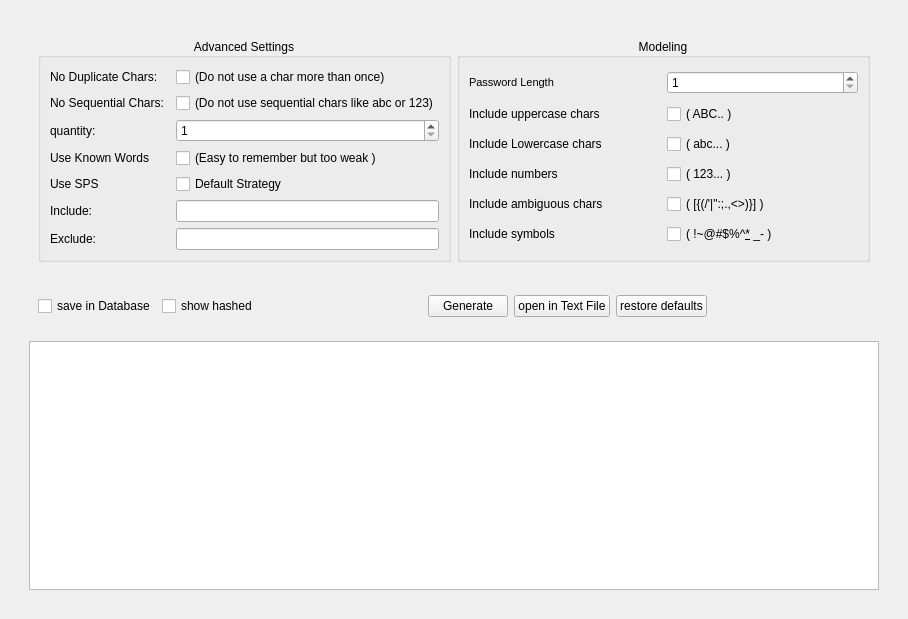
First picture: the form in GUI/generatortab.ui, repository pouyace/Password-Keeper, before the edit.
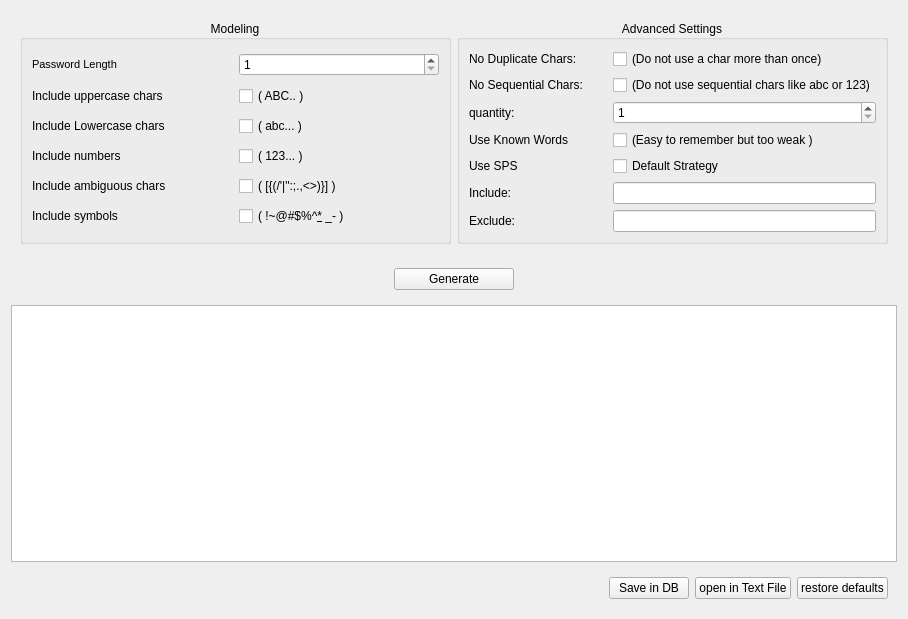
Second picture: the form after the edit.

Commit message: Version 1.5.1 | GeneratorTab styling | Table widget resizing bug was fized

What changed in the file:
```diff
--- a/GUI/generatortab.ui
+++ b/GUI/generatortab.ui
@@ -15,157 +15,11 @@
   </property>
   <layout class="QVBoxLayout" name="verticalLayout_4">
    <item>
-    <widget class="QWidget" name="mainWidget" native="true">
-     <layout class="QVBoxLayout" name="verticalLayout_3">
-      <item>
-       <widget class="QWidget" name="widget_4" native="true">
-        <layout class="QVBoxLayout" name="verticalLayout_2">
-         <item>
           <widget class="QWidget" name="infoWidget" native="true">
            <property name="class" stdset="0">
             <string>widget</string>
            </property>
            <layout class="QHBoxLayout" name="horizontalLayout_3">
-            <item>
-             <widget class="QGroupBox" name="advancedSettingsGroupBox">
-              <property name="title">
-               <string>Advanced Settings</string>
-              </property>
-              <property name="alignment">
-               <set>Qt::AlignCenter</set>
-              </property>
-              <layout class="QGridLayout" name="gridLayout_2">
-               <item row="3" column="0">
-                <widget class="QLabel" name="label_9">
-                 <property name="text">
-                  <string>Use Known Words</string>
-                 </property>
-                </widget>
-               </item>
-               <item row="2" column="1">
-                <widget class="QSpinBox" name="passwordCountSpinBox">
-                 <property name="sizePolicy">
-                  <sizepolicy hsizetype="Preferred" vsizetype="Fixed">
-                   <horstretch>0</horstretch>
-                   <verstretch>0</verstretch>
-                  </sizepolicy>
-                 </property>
-                 <property name="minimum">
-                  <number>1</number>
-                 </property>
-                </widget>
-               </item>
-               <item row="3" column="1">
-                <widget class="QCheckBox" name="knownWordsCheckBox">
-                 <property name="sizePolicy">
-                  <sizepolicy hsizetype="Maximum" vsizetype="Fixed">
-                   <horstretch>0</horstretch>
-                   <verstretch>0</verstretch>
-                  </sizepolicy>
-                 </property>
-                 <property name="text">
-                  <string>(Easy to remember but too weak )</string>
-                 </property>
-                </widget>
-               </item>
-               <item row="4" column="1">
-                <widget class="QCheckBox" name="SPSCheckBox">
-                 <property name="text">
-                  <string>Default Strategy</string>
-                 </property>
-                </widget>
-               </item>
-               <item row="5" column="0">
-                <widget class="QLabel" name="label_12">
-                 <property name="text">
-                  <string>Include:</string>
-                 </property>
-                </widget>
-               </item>
-               <item row="1" column="0">
-                <widget class="QLabel" name="label_7">
-                 <property name="text">
-                  <string>No Sequential Chars:</string>
-                 </property>
-                </widget>
-               </item>
-               <item row="4" column="0">
-                <widget class="QLabel" name="label_10">
-                 <property name="text">
-                  <string>Use SPS</string>
-                 </property>
-                </widget>
-               </item>
-               <item row="0" column="0">
-                <widget class="QLabel" name="label_6">
-                 <property name="text">
-                  <string>No Duplicate Chars:</string>
-                 </property>
-                </widget>
-               </item>
-               <item row="0" column="1">
-                <widget class="QCheckBox" name="duplicateCheckBox">
-                 <property name="sizePolicy">
-                  <sizepolicy hsizetype="Maximum" vsizetype="Fixed">
-                   <horstretch>0</horstretch>
-                   <verstretch>0</verstretch>
-                  </sizepolicy>
-                 </property>
-                 <property name="text">
-                  <string>(Do not use a char more than once)</string>
-                 </property>
-                </widget>
-               </item>
-               <item row="1" column="1">
-                <widget class="QCheckBox" name="sequentialCheckBox">
-                 <property name="sizePolicy">
-                  <sizepolicy hsizetype="Maximum" vsizetype="Fixed">
-                   <horstretch>0</horstretch>
-                   <verstretch>0</verstretch>
-                  </sizepolicy>
-                 </property>
-                 <property name="text">
-                  <string>(Do not use sequential chars like abc or 123)</string>
-                 </property>
-                </widget>
-               </item>
-               <item row="2" column="0">
-                <widget class="QLabel" name="label_8">
-                 <property name="text">
-                  <string>quantity:</string>
-                 </property>
-                </widget>
-               </item>
-               <item row="6" column="0">
-                <widget class="QLabel" name="label_13">
-                 <property name="text">
-                  <string>Exclude:</string>
-                 </property>
-                </widget>
-               </item>
-               <item row="5" column="1">
-                <widget class="QLineEdit" name="includeLineEdit">
-                 <property name="sizePolicy">
-                  <sizepolicy hsizetype="Preferred" vsizetype="Fixed">
-                   <horstretch>0</horstretch>
-                   <verstretch>0</verstretch>
-                  </sizepolicy>
-                 </property>
-                </widget>
-               </item>
-               <item row="6" column="1">
-                <widget class="QLineEdit" name="excludeLineEdit">
-                 <property name="sizePolicy">
-                  <sizepolicy hsizetype="Preferred" vsizetype="Fixed">
-                   <horstretch>0</horstretch>
-                   <verstretch>0</verstretch>
-                  </sizepolicy>
-                 </property>
-                </widget>
-               </item>
-              </layout>
-             </widget>
-            </item>
             <item>
              <widget class="QGroupBox" name="modelingGroupBox">
               <property name="title">
@@ -279,6 +133,149 @@
               </layout>
              </widget>
             </item>
+      <item>
+       <widget class="QGroupBox" name="advancedSettingsGroupBox">
+        <property name="title">
+         <string>Advanced Settings</string>
+        </property>
+        <property name="alignment">
+         <set>Qt::AlignCenter</set>
+        </property>
+        <layout class="QGridLayout" name="gridLayout_2">
+         <item row="3" column="0">
+          <widget class="QLabel" name="label_9">
+           <property name="text">
+            <string>Use Known Words</string>
+           </property>
+          </widget>
+         </item>
+         <item row="4" column="0">
+          <widget class="QLabel" name="label_10">
+           <property name="text">
+            <string>Use SPS</string>
+           </property>
+          </widget>
+         </item>
+         <item row="3" column="1">
+          <widget class="QCheckBox" name="knownWordsCheckBox">
+           <property name="sizePolicy">
+            <sizepolicy hsizetype="Maximum" vsizetype="Fixed">
+             <horstretch>0</horstretch>
+             <verstretch>0</verstretch>
+            </sizepolicy>
+           </property>
+           <property name="text">
+            <string>(Easy to remember but too weak )</string>
+           </property>
+          </widget>
+         </item>
+         <item row="0" column="0">
+          <widget class="QLabel" name="label_6">
+           <property name="text">
+            <string>No Duplicate Chars:</string>
+           </property>
+          </widget>
+         </item>
+         <item row="1" column="0">
+          <widget class="QLabel" name="label_7">
+           <property name="text">
+            <string>No Sequential Chars:</string>
+           </property>
+          </widget>
+         </item>
+         <item row="4" column="1">
+          <widget class="QCheckBox" name="SPSCheckBox">
+           <property name="text">
+            <string>Default Strategy</string>
+           </property>
+          </widget>
+         </item>
+         <item row="2" column="0">
+          <widget class="QLabel" name="label_8">
+           <property name="text">
+            <string>quantity:</string>
+           </property>
+          </widget>
+         </item>
+         <item row="6" column="0">
+          <widget class="QLabel" name="label_13">
+           <property name="text">
+            <string>Exclude:</string>
+           </property>
+          </widget>
+         </item>
+         <item row="5" column="0">
+          <widget class="QLabel" name="label_12">
+           <property name="text">
+            <string>Include:</string>
+           </property>
+          </widget>
+         </item>
+         <item row="1" column="1">
+          <widget class="QCheckBox" name="sequentialCheckBox">
+           <property name="sizePolicy">
+            <sizepolicy hsizetype="Maximum" vsizetype="Fixed">
+             <horstretch>0</horstretch>
+             <verstretch>0</verstretch>
+            </sizepolicy>
+           </property>
+           <property name="text">
+            <string>(Do not use sequential chars like abc or 123)</string>
+           </property>
+          </widget>
+         </item>
+         <item row="5" column="1">
+          <widget class="QLineEdit" name="includeLineEdit">
+           <property name="sizePolicy">
+            <sizepolicy hsizetype="Preferred" vsizetype="Fixed">
+             <horstretch>0</horstretch>
+             <verstretch>0</verstretch>
+            </sizepolicy>
+           </property>
+          </widget>
+         </item>
+         <item row="6" column="1">
+          <widget class="QLineEdit" name="excludeLineEdit">
+           <property name="sizePolicy">
+            <sizepolicy hsizetype="Preferred" vsizetype="Fixed">
+             <horstretch>0</horstretch>
+             <verstretch>0</verstretch>
+            </sizepolicy>
+           </property>
+           <property name="class" stdset="0">
+            <string>Exclude</string>
+           </property>
+          </widget>
+         </item>
+         <item row="2" column="1">
+          <widget class="QSpinBox" name="passwordCountSpinBox">
+           <property name="sizePolicy">
+            <sizepolicy hsizetype="Preferred" vsizetype="Fixed">
+             <horstretch>0</horstretch>
+             <verstretch>0</verstretch>
+            </sizepolicy>
+           </property>
+           <property name="minimum">
+            <number>1</number>
+           </property>
+          </widget>
+         </item>
+         <item row="0" column="1">
+          <widget class="QCheckBox" name="duplicateCheckBox">
+           <property name="sizePolicy">
+            <sizepolicy hsizetype="Maximum" vsizetype="Fixed">
+             <horstretch>0</horstretch>
+             <verstretch>0</verstretch>
+            </sizepolicy>
+           </property>
+           <property name="text">
+            <string>(Do not use a char more than once)</string>
+           </property>
+          </widget>
+         </item>
+        </layout>
+       </widget>
+      </item>
            </layout>
           </widget>
          </item>
@@ -292,42 +289,7 @@
            </property>
            <layout class="QHBoxLayout" name="horizontalLayout_2">
             <item>
-             <widget class="QCheckBox" name="saveInDBCheckBox">
-              <property name="sizePolicy">
-               <sizepolicy hsizetype="Maximum" vsizetype="Fixed">
-                <horstretch>0</horstretch>
-                <verstretch>0</verstretch>
-               </sizepolicy>
-              </property>
-              <property name="text">
-               <string>save in Database</string>
-              </property>
-             </widget>
-            </item>
-            <item>
-             <widget class="QCheckBox" name="showHashedCheckBox">
-              <property name="sizePolicy">
-               <sizepolicy hsizetype="Maximum" vsizetype="Fixed">
-                <horstretch>0</horstretch>
-                <verstretch>0</verstretch>
-               </sizepolicy>
-              </property>
-              <property name="text">
-               <string>show hashed</string>
-              </property>
-             </widget>
-            </item>
-            <item>
-             <widget class="QWidget" name="widget" native="true">
-              <property name="sizePolicy">
-               <sizepolicy hsizetype="Preferred" vsizetype="Maximum">
-                <horstretch>0</horstretch>
-                <verstretch>0</verstretch>
-               </sizepolicy>
-              </property>
-              <layout class="QHBoxLayout" name="horizontalLayout">
-               <item>
-                <spacer name="horizontalSpacer">
+       <spacer name="horizontalSpacer_2">
                  <property name="orientation">
                   <enum>Qt::Horizontal</enum>
                  </property>
@@ -347,12 +309,60 @@
                    <verstretch>0</verstretch>
                   </sizepolicy>
                  </property>
+        <property name="minimumSize">
+         <size>
+          <width>120</width>
+          <height>0</height>
+         </size>
+        </property>
                  <property name="text">
                   <string>Generate</string>
                  </property>
                 </widget>
                </item>
                <item>
+       <spacer name="horizontalSpacer">
+        <property name="orientation">
+         <enum>Qt::Horizontal</enum>
+        </property>
+        <property name="sizeHint" stdset="0">
+         <size>
+          <width>40</width>
+          <height>20</height>
+         </size>
+        </property>
+       </spacer>
+      </item>
+     </layout>
+    </widget>
+   </item>
+   <item>
+    <widget class="QTableWidget" name="tableWidget"/>
+   </item>
+   <item>
+    <widget class="QWidget" name="widget" native="true">
+     <layout class="QHBoxLayout" name="horizontalLayout">
+      <item>
+       <spacer name="horizontalSpacer_3">
+        <property name="orientation">
+         <enum>Qt::Horizontal</enum>
+        </property>
+        <property name="sizeHint" stdset="0">
+         <size>
+          <width>40</width>
+          <height>20</height>
+         </size>
+        </property>
+       </spacer>
+      </item>
+      <item>
+       <widget class="QPushButton" name="pushButton">
+        <property name="text">
+         <string>Save in DB</string>
+        </property>
+       </widget>
+      </item>
+      <item>
                 <widget class="QPushButton" name="openInTextFilePushButton">
                  <property name="sizePolicy">
                   <sizepolicy hsizetype="Preferred" vsizetype="Fixed">
@@ -376,31 +386,6 @@
                  <property name="text">
                   <string>restore defaults</string>
                  </property>
-                </widget>
-               </item>
-               <item>
-                <spacer name="horizontalSpacer_2">
-                 <property name="orientation">
-                  <enum>Qt::Horizontal</enum>
-                 </property>
-                 <property name="sizeHint" stdset="0">
-                  <size>
-                   <width>40</width>
-                   <height>20</height>
-                  </size>
-                 </property>
-                </spacer>
-               </item>
-              </layout>
-             </widget>
-            </item>
-           </layout>
-          </widget>
-         </item>
-         <item>
-          <widget class="QTableWidget" name="tableWidget"/>
-         </item>
-        </layout>
        </widget>
       </item>
      </layout>
```
Lines whose indentation alone changed are shown as unchanged. The commit also changes 11 other files.
